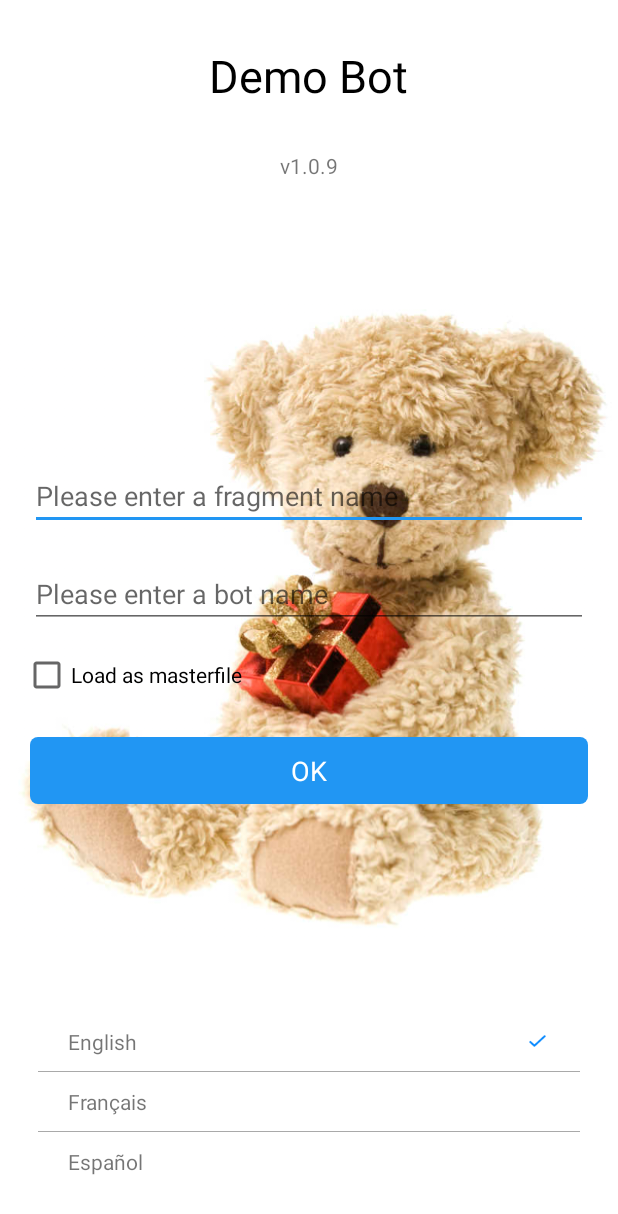
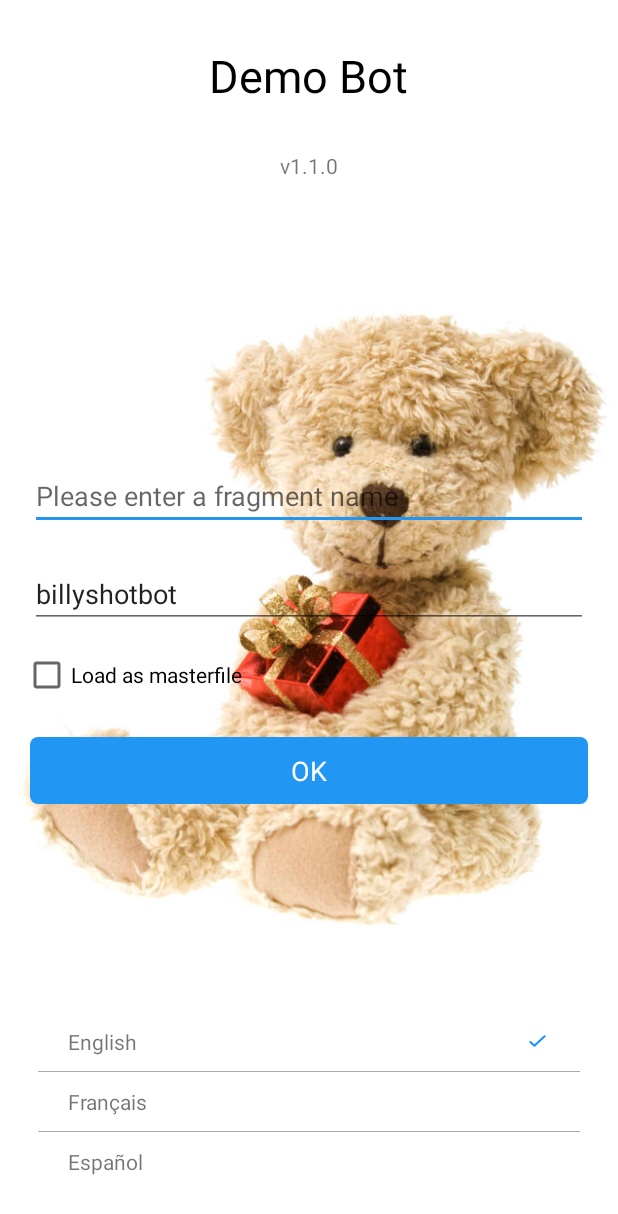
Before and after one commit to GhostWording/gw-BotDemo, an Android app: the screen it shows after launch (MainActivity), on a phone screen of 412 x 824 dp. Shown: the top 1214 px of the screen. Run offline under Robolectric (Android 15) with nearby library versions, the phone set to English and light mode, and no system bars; our stand-ins replace RxJava, data binding; network calls fail; pictures from the network do not load.

Commit message:
set default botname to billyshot

```diff
--- a/chatbot/src/main/java/com/ghostwording/chatbot/utils/AppConfiguration.java
+++ b/chatbot/src/main/java/com/ghostwording/chatbot/utils/AppConfiguration.java
@@ -36,7 +36,7 @@ public class AppConfiguration {
     private static String appAreaAnalytics = "SaveTheKitten";
     private static String pictureArea = "sweetheart";
     private static String appName = "ineedhugs";
-    private static String sBotName = "savethekitten";
+    private static String sBotName = "billyshotbot";
 
     private static boolean sRestartMainActivity;
     private static boolean displayAdMob;
--- a/demo/build.gradle
+++ b/demo/build.gradle
@@ -7,8 +7,8 @@ android {
         applicationId "com.wavemining.demobot"
         minSdkVersion 16
         targetSdkVersion 28
-        versionCode 9
-        versionName "1.0.9"
+        versionCode 10
+        versionName "1.1.0"
         testInstrumentationRunner "androidx.test.runner.AndroidJUnitRunner"
         multiDexEnabled true
     }
--- a/demo/src/main/java/com/atf/demo/MainActivity.java
+++ b/demo/src/main/java/com/atf/demo/MainActivity.java
@@ -50,6 +50,7 @@ public class MainActivity extends BaseActivity {
         binding.cbOfflineMode.setOnCheckedChangeListener((compoundButton, b) -> AppConfiguration.setOfflineMode(b));
         binding.tvVersion.setText("v" + BuildConfig.VERSION_NAME);
         languageSettings.setSelectedItem(LocaleManager.getSelectedLanguage(this));
+        binding.etBotname.setText(AppConfiguration.getBotName());
         binding.btnStart.setOnClickListener(view -> {
             String botName = binding.etBotname.getText().toString();
             String sequenceName = binding.etFragmentName.getText().toString();
```
